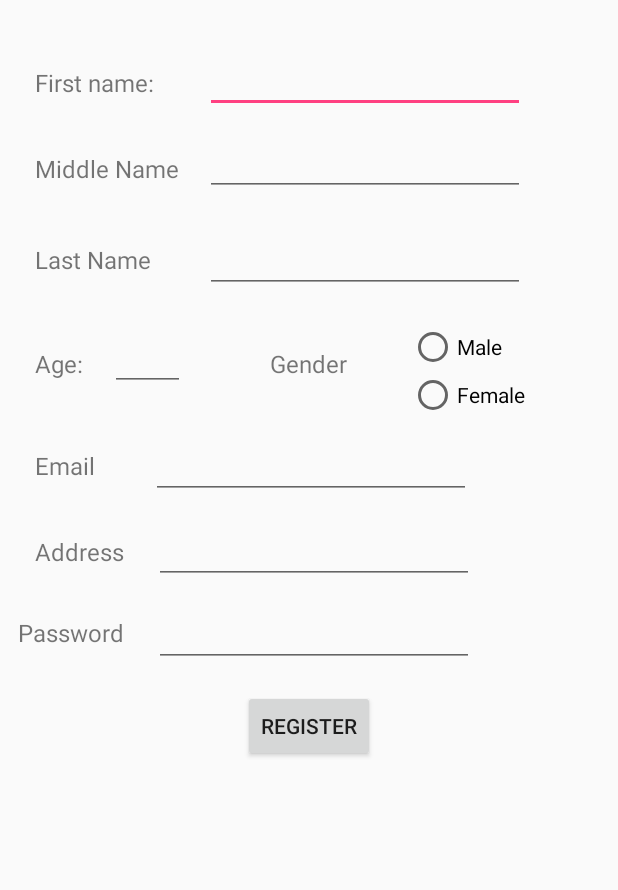
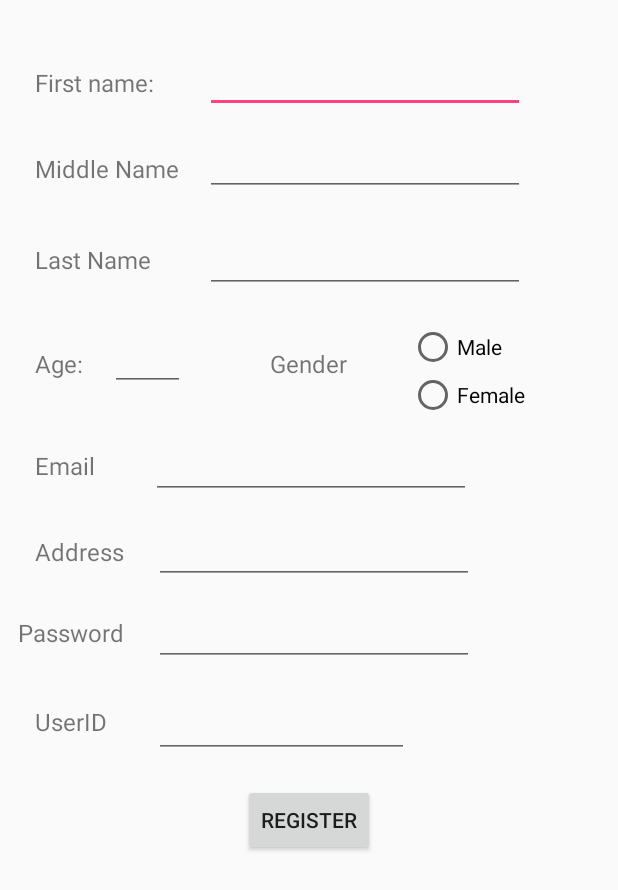
Before and after one commit to DuyTang1112/ProjectOnlinePharmacy, an Android app: the screen it shows after launch (NewUser), after a tap on "CREATE NEW USER", on a phone screen of 412 x 824 dp. Shown: the top 890 px of the screen. Run offline under Robolectric (Android 15) with nearby library versions, the phone set to English and light mode, and no system bars.

Commit message:
Progress on my part

```diff
--- a/app/src/main/java/com/example/duyanhtang/projectonlinepharmacy/LoginPage.java
+++ b/app/src/main/java/com/example/duyanhtang/projectonlinepharmacy/LoginPage.java
@@ -1,23 +1,28 @@
 package com.example.duyanhtang.projectonlinepharmacy;
 
 import android.app.Activity;
+import android.content.ContentValues;
 import android.content.Context;
 import android.content.Intent;
 import android.content.SharedPreferences;
 import android.content.res.AssetManager;
+import android.database.Cursor;
 import android.database.sqlite.SQLiteDatabase;
 import android.os.Bundle;
 import android.util.Log;
 import android.view.View;
 import android.widget.Button;
+import android.widget.EditText;
 import android.widget.TextView;
 import android.widget.Toast;
 
 import java.io.BufferedReader;
 import java.io.IOException;
 import java.io.InputStreamReader;
+import java.util.Arrays;
 
 public class LoginPage extends Activity {
+    final int NEW_USER=0,MAIN=0;
     SQL sql;
     SQLiteDatabase db;
     Button login,newuser;
@@ -25,6 +30,7 @@ public class LoginPage extends Activity {
     String[] categories={"Medicine","Personal Care","Vitamins","Beauty"};
     AssetManager asm;
     SharedPreferences sharedPref;
+    EditText user,pass;
     @Override
     protected void onCreate(Bundle savedInstanceState) {
         super.onCreate(savedInstanceState);
@@ -33,12 +39,14 @@ public class LoginPage extends Activity {
         login=(Button) findViewById(R.id.login);
         newuser=(Button) findViewById(R.id.newuser);
         status=(TextView) findViewById(R.id.status);
+        user=(EditText) findViewById(R.id.userlogin);
+        pass=(EditText) findViewById(R.id.passwordlogin);
         newuser.setOnClickListener(new View.OnClickListener() {
             @Override
             public void onClick(View v) {
                 Intent intent=new Intent(LoginPage.this,NewUser.class);
 
-                startActivity(intent);
+                startActivityForResult(intent,NEW_USER);
             }
         });
         login.setOnClickListener(new View.OnClickListener() {
@@ -50,6 +58,12 @@ public class LoginPage extends Activity {
 
                 }else
                     Toast.makeText(LoginPage.this, "Database not deleted", Toast.LENGTH_LONG).show();*/
+                if (user.getText().toString().length()*pass.getText().toString().length()==0){
+                    Toast.makeText(LoginPage.this,"The fields are blank",Toast.LENGTH_LONG);
+                    return;
+                }
+                db=sql.getReadableDatabase();
+                Cursor cur=db.rawQuery("select password from login_info where _id=?",new String[]{});
             }
         });
         Log.d("Reading","");
@@ -60,23 +74,52 @@ public class LoginPage extends Activity {
     }
 
     private void readData() {
+        sql=new SQL(LoginPage.this);
+        db=sql.getWritableDatabase();
         asm = LoginPage.this.getResources().getAssets();
         try {
             InputStreamReader isr=new InputStreamReader(asm.open("data.txt"));
             BufferedReader buf = new BufferedReader(isr);
             String s;
-            int i=1;
             while((s=buf.readLine())!=null){
-                i++;
                 String[] arr=s.split(";");
-                //status.setText(status.getText()+"\nLength "+s.split(";").length+"");
+                Log.d("Array", Arrays.toString( arr));
+                Log.d("Length",""+arr.length);
+                //check for existing item
+                Cursor cur=db.rawQuery("SELECT * from item_info WHERE name=?",new String[]{arr[0]});
+                if (cur.getCount()==0){ // if item does not exist then add
+                    ContentValues values = new ContentValues();
+                    values.put("name", arr[0]);
+                    values.put("description", arr[1]);
+                    values.put("quantity", Integer.parseInt(arr[2]));
+                    values.put("category",arr[3]);
+                    values.put("price",Float.parseFloat(arr[4]));
+                    if (db.insert("item_info", null, values)==-1){
+                        Log.d("Status sql read","read not successful");
+                    }
+                    else{
+                        Log.d("Status sql read","read successful");
+                    };
+                }
+                else{
+                    Log.d("Status sql read","already read this");
+                }
+            }
 
-            }
             isr.close();
         } catch (IOException e) {
             e.printStackTrace();
         }
 
+    ;
+    }
+
+    @Override
+    protected void onActivityResult(int requestCode, int resultCode, Intent data) {
+        if (requestCode==NEW_USER && resultCode==0){
+            Toast.makeText(LoginPage.this,"New user created successfully ",Toast.LENGTH_LONG);
+        }
+        //super.onActivityResult(requestCode, resultCode, data);
 
     }
 }
--- a/app/src/main/java/com/example/duyanhtang/projectonlinepharmacy/NewUser.java
+++ b/app/src/main/java/com/example/duyanhtang/projectonlinepharmacy/NewUser.java
@@ -1,15 +1,27 @@
 package com.example.duyanhtang.projectonlinepharmacy;
 
 import android.app.Activity;
+import android.content.ContentValues;
+import android.content.Intent;
+import android.database.Cursor;
+import android.database.sqlite.SQLiteDatabase;
 import android.os.Bundle;
+import android.support.v7.app.AppCompatActivity;
+import android.util.Log;
 import android.view.View;
+import android.widget.Button;
+import android.widget.EditText;
 import android.widget.RadioButton;
 import android.widget.RadioGroup;
+import android.widget.Toast;
 
 public class NewUser extends Activity {
     boolean gender;//male is true, female is false
     RadioButton male,female;
-
+    Button register;
+    EditText fname,lname,mname,age,email,address,password,userid;
+    SQL sql;
+    SQLiteDatabase db;
     @Override
     protected void onCreate(Bundle savedInstanceState) {
         setTitle("New User Sign Up");
@@ -17,6 +29,15 @@ public class NewUser extends Activity {
         setContentView(R.layout.newuser);
         male=(RadioButton) findViewById(R.id.male);
         female=(RadioButton) findViewById(R.id.female);
+        register=(Button) findViewById(R.id.submit);
+        fname=(EditText) findViewById(R.id.fname);
+        lname=(EditText) findViewById(R.id.lname);
+        mname=(EditText) findViewById(R.id.mname);
+        age=(EditText) findViewById(R.id.age);
+        email=(EditText) findViewById(R.id.email);
+        address=(EditText) findViewById(R.id.address);
+        password=(EditText) findViewById(R.id.newpass);
+        userid=(EditText) findViewById(R.id.userid);
         View.OnClickListener radioclicked=new View.OnClickListener() {
             @Override
             public void onClick(View view) {
@@ -28,12 +49,14 @@ public class NewUser extends Activity {
                         if (checked) {
                             female.setChecked(false);
                             gender=true;
+                            Log.d("Gender","male");
                         }
                             break;
                     case R.id.female:
                         if (checked) {
                             male.setChecked(false);
                             gender=false;
+                            Log.d("Gender","female");
                         }
                             break;
                 }
@@ -41,6 +64,63 @@ public class NewUser extends Activity {
         };
         male.setOnClickListener(radioclicked);
         female.setOnClickListener(radioclicked);
+        register.setOnClickListener(new View.OnClickListener() {
+            @Override
+            public void onClick(View v) {
+                if (fname.getText().toString().length()*mname.getText().toString().length()*
+                        lname.getText().toString().length()*age.getText().toString().length()
+                        *email.getText().toString().length()*address.getText().toString().length()
+                        *password.getText().toString().length()*userid.getText().toString().length()==0){
+                    Toast.makeText(NewUser.this,"Please fill all info",Toast.LENGTH_SHORT).show();
+                    return;
+                }
+                if( !female.isChecked() && !male.isChecked()){
+                    Toast.makeText(NewUser.this,"Please indicate your gender",Toast.LENGTH_SHORT).show();
+                    return;
+                }
+                registerIntoSql();
+                Intent intent=new Intent();
+                intent.putExtra("status",1);
+                setResult(0,intent);
+                finish();
+            }
+        });
+    }
+
+    private void registerIntoSql() {
+        sql=new SQL(NewUser.this);
+        db=sql.getWritableDatabase();
+        Cursor cur=db.rawQuery("SELECT * from login_info WHERE _id=?",new String[]{userid.getText().toString()});
+        if (cur.getCount()==0){
+            ContentValues values = new ContentValues();
+            //insert into login_info table
+            values.put("_id", userid.getText().toString());
+            values.put("password", password.getText().toString());
+            if (db.insert("login_info", null, values)==-1){
+                Log.d("Status sql register","register not successful");
+            }
+            else{
+                Log.d("Status sql register","register successful");
+            }
+
+            //insert into customer info
+            values = new ContentValues();
+            values.put("_id", userid.getText().toString());
+            values.put("fname", fname.getText().toString());
+            values.put("mname", mname.getText().toString());
+            values.put("lname", lname.getText().toString());
+            values.put("age", Integer.parseInt(fname.getText().toString()));
+            values.put("gender", male.isChecked()?1:0);
+            values.put("email", email.getText().toString());
+            values.put("address", address.getText().toString());
+            if (db.insert("client_info", null, values)==-1){
+                Log.d("Status sql info","info not successful");
+            }
+            else{
+                Log.d("Status sql info","info successful");
+            }
+
+        }
     }
 
 }
--- a/app/src/main/java/com/example/duyanhtang/projectonlinepharmacy/SQL.java
+++ b/app/src/main/java/com/example/duyanhtang/projectonlinepharmacy/SQL.java
@@ -39,7 +39,7 @@ public class SQL  extends SQLiteOpenHelper {
                 + "description TEXT NOT NULL, "
                 + "quantity INTEGER NOT NULL, "
                 + "category TEXT NOT NULL, "
-                +  "price INTEGER NOT NULL, "
+                +  "price REAL NOT NULL, "
                 +  "image BLOB); "
         );
         db.execSQL("CREATE TABLE transactions ("
--- a/app/src/main/res/layout/newuser.xml
+++ b/app/src/main/res/layout/newuser.xml
@@ -171,19 +171,39 @@
         android:id="@+id/newpass"
         android:layout_width="wrap_content"
         android:layout_height="wrap_content"
-        android:layout_alignStart="@+id/address"
-        android:layout_below="@+id/address"
-        android:layout_marginTop="10dp"
         android:ems="10"
-        android:inputType="textPassword" />
+        android:inputType="textPassword"
+        android:layout_alignBaseline="@+id/textView12"
+        android:layout_alignBottom="@+id/textView12"
+        android:layout_alignStart="@+id/address" />
+
+    <EditText
+        android:id="@+id/userid"
+        android:layout_width="170dp"
+        android:layout_height="wrap_content"
+        android:ems="10"
+        android:inputType="textPersonName"
+        android:layout_below="@+id/newpass"
+        android:layout_alignStart="@+id/newpass"
+        android:layout_marginTop="16dp" />
+
+    <TextView
+        android:id="@+id/textView6"
+        android:layout_width="wrap_content"
+        android:layout_height="wrap_content"
+        android:layout_alignBottom="@+id/userid"
+        android:layout_alignStart="@+id/textView11"
+        android:layout_marginBottom="13dp"
+        android:text="UserID"
+        android:textSize="16sp" />
 
     <Button
         android:id="@+id/submit"
         android:layout_width="wrap_content"
         android:layout_height="wrap_content"
-        android:layout_below="@+id/newpass"
-        android:layout_centerHorizontal="true"
-        android:layout_marginTop="15dp"
-        android:text="Register" />
+        android:text="Register"
+        android:layout_marginTop="17dp"
+        android:layout_below="@+id/userid"
+        android:layout_centerHorizontal="true" />
 
 </RelativeLayout>
```
Also changed, not shown: app/src/main/res/layout/login.xml (+7 -7 lines).
